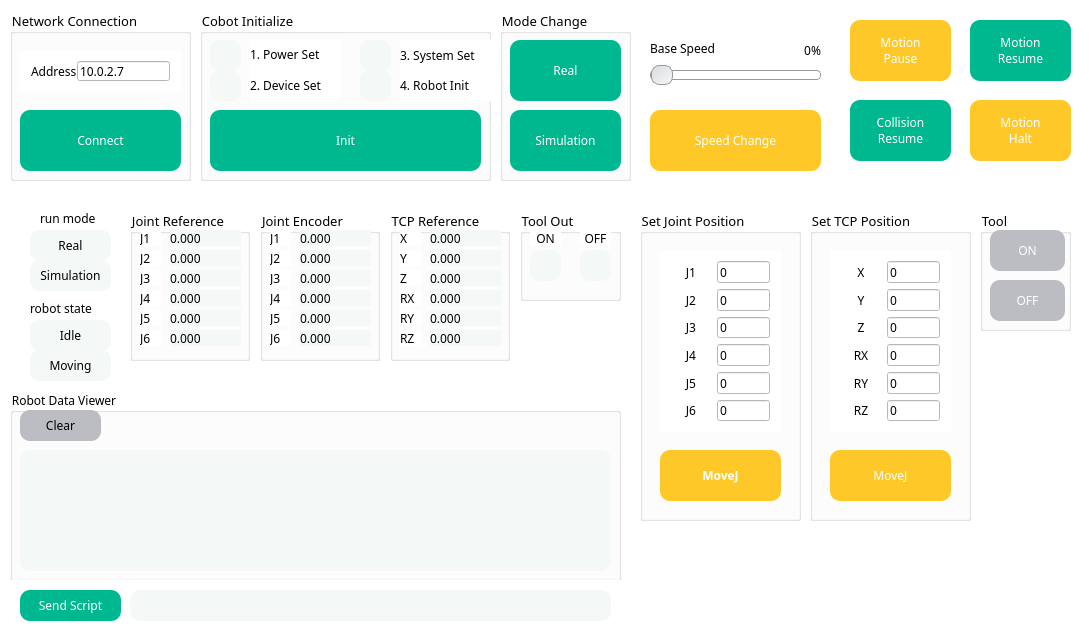
Old version of the form mainwindow.ui in the repository NYONYANI/RB_Project.
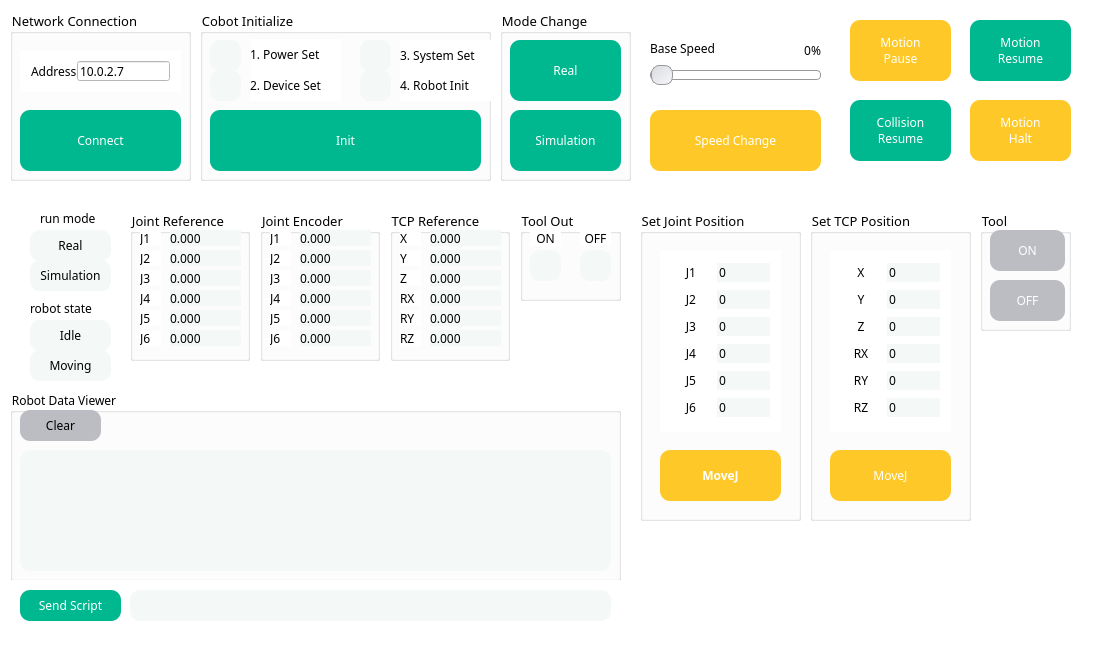
New version of the form.

Diff of the .ui file:
```diff
--- a/mainwindow.ui
+++ b/mainwindow.ui
@@ -6,8 +6,8 @@
    <rect>
     <x>0</x>
     <y>0</y>
-    <width>1092</width>
-    <height>643</height>
+    <width>1108</width>
+    <height>658</height>
    </rect>
   </property>
   <property name="maximumSize">
@@ -774,6 +774,10 @@
           <family>나눔스퀘어 네오 Regular</family>
          </font>
         </property>
+        <property name="styleSheet">
+         <string notr="true">border-radius: 10px;
+background-color: rgb(244, 248, 247);</string>
+        </property>
         <property name="text">
          <string>0</string>
         </property>
@@ -786,6 +790,10 @@
           <family>나눔스퀘어 네오 Regular</family>
          </font>
         </property>
+        <property name="styleSheet">
+         <string notr="true">border-radius: 10px;
+background-color: rgb(244, 248, 247);</string>
+        </property>
         <property name="text">
          <string>0</string>
         </property>
@@ -798,6 +806,10 @@
           <family>나눔스퀘어 네오 Regular</family>
          </font>
         </property>
+        <property name="styleSheet">
+         <string notr="true">border-radius: 10px;
+background-color: rgb(244, 248, 247);</string>
+        </property>
         <property name="text">
          <string>0</string>
         </property>
@@ -810,6 +822,10 @@
           <family>나눔스퀘어 네오 Regular</family>
          </font>
         </property>
+        <property name="styleSheet">
+         <string notr="true">border-radius: 10px;
+background-color: rgb(244, 248, 247);</string>
+        </property>
         <property name="text">
          <string>0</string>
         </property>
@@ -822,6 +838,10 @@
           <family>나눔스퀘어 네오 Regular</family>
          </font>
         </property>
+        <property name="styleSheet">
+         <string notr="true">border-radius: 10px;
+background-color: rgb(244, 248, 247);</string>
+        </property>
         <property name="text">
          <string>0</string>
         </property>
@@ -834,6 +854,10 @@
           <family>나눔스퀘어 네오 Regular</family>
          </font>
         </property>
+        <property name="styleSheet">
+         <string notr="true">border-radius: 10px;
+background-color: rgb(244, 248, 247);</string>
+        </property>
         <property name="text">
          <string>0</string>
         </property>
@@ -2056,6 +2080,10 @@
           <family>나눔스퀘어 네오 Regular</family>
          </font>
         </property>
+        <property name="styleSheet">
+         <string notr="true">border-radius: 10px;
+background-color: rgb(244, 248, 247);</string>
+        </property>
         <property name="text">
          <string>0</string>
         </property>
@@ -2068,6 +2096,10 @@
           <family>나눔스퀘어 네오 Regular</family>
          </font>
         </property>
+        <property name="styleSheet">
+         <string notr="true">border-radius: 10px;
+background-color: rgb(244, 248, 247);</string>
+        </property>
         <property name="text">
          <string>0</string>
         </property>
@@ -2080,6 +2112,10 @@
           <family>나눔스퀘어 네오 Regular</family>
          </font>
         </property>
+        <property name="styleSheet">
+         <string notr="true">border-radius: 10px;
+background-color: rgb(244, 248, 247);</string>
+        </property>
         <property name="text">
          <string>0</string>
         </property>
@@ -2092,6 +2128,10 @@
           <family>나눔스퀘어 네오 Regular</family>
          </font>
         </property>
+        <property name="styleSheet">
+         <string notr="true">border-radius: 10px;
+background-color: rgb(244, 248, 247);</string>
+        </property>
         <property name="text">
          <string>0</string>
         </property>
@@ -2104,6 +2144,10 @@
           <family>나눔스퀘어 네오 Regular</family>
          </font>
         </property>
+        <property name="styleSheet">
+         <string notr="true">border-radius: 10px;
+background-color: rgb(244, 248, 247);</string>
+        </property>
         <property name="text">
          <string>0</string>
         </property>
@@ -2116,6 +2160,10 @@
           <family>나눔스퀘어 네오 Regular</family>
          </font>
         </property>
+        <property name="styleSheet">
+         <string notr="true">border-radius: 10px;
+background-color: rgb(244, 248, 247);</string>
+        </property>
         <property name="text">
          <string>0</string>
         </property>
```
